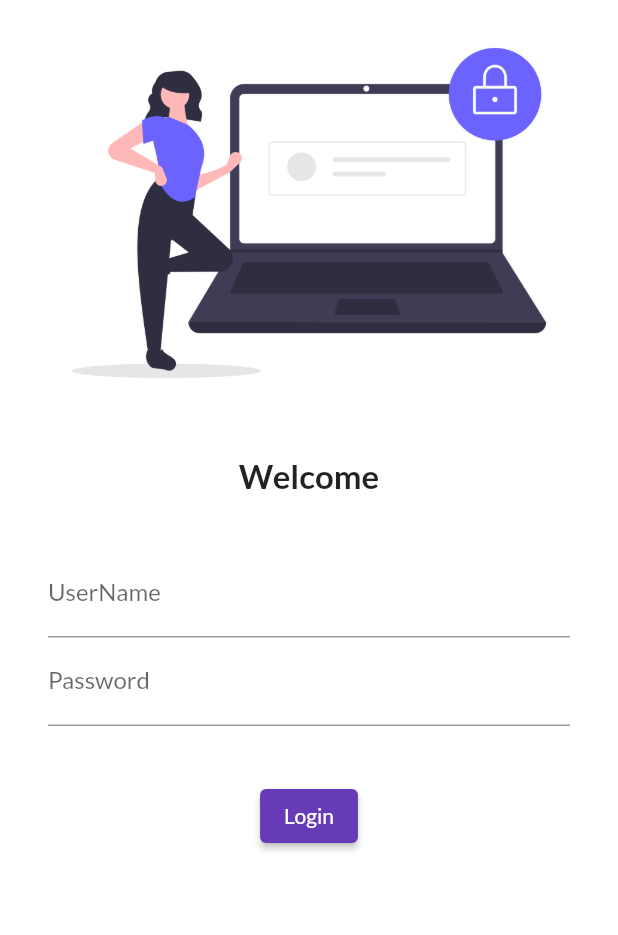
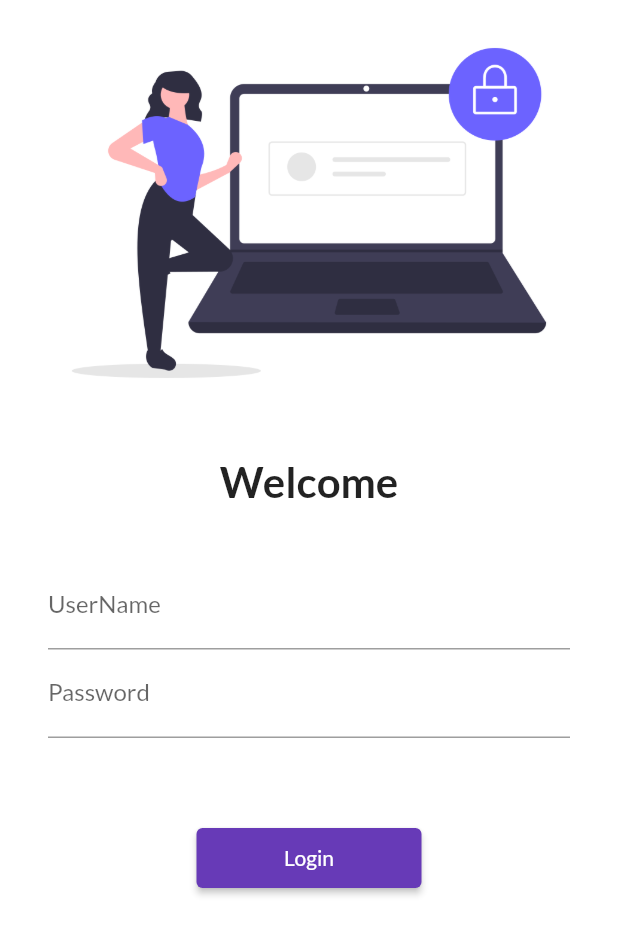
Before and after one commit to rohitzerofour/Catalog, a Flutter app: the screen it shows after launch, on a phone screen of 412 x 824 dp. Shown: the top 935 px of the screen. Run offline on Flutter 3.47's test engine with Material 2 defaults, Android fonts, the phone set to English and light mode, and no system bars; our stand-ins replace google_fonts.

Commit message:
day5 completed

```diff
--- a/lib/main.dart
+++ b/lib/main.dart
@@ -1,5 +1,6 @@
 import 'package:catalog/pages/home_page.dart';
 import 'package:catalog/pages/login_page.dart';
+import 'package:catalog/utils/routes.dart';
 import 'package:flutter/material.dart';
 import 'package:google_fonts/google_fonts.dart';
 
@@ -25,8 +26,8 @@ class MyApp extends StatelessWidget {
       // initialRoute: "/home",
       routes: {
         "/": (context) => LoginPage(),
-        "/home": (context) => HomePage(),
-        "/login": (context) => LoginPage(),
+        MyRoutes.homeRoute: (context) => HomePage(),
+        MyRoutes.loginRoute: (context) => LoginPage(),
       },
     );
   }
--- a/lib/pages/login_page.dart
+++ b/lib/pages/login_page.dart
@@ -2,6 +2,7 @@
 
 import 'dart:ui';
 
+import 'package:catalog/utils/routes.dart';
 import 'package:flutter/material.dart';
 
 class LoginPage extends StatelessWidget {
@@ -11,6 +12,7 @@ class LoginPage extends StatelessWidget {
   Widget build(BuildContext context) {
     return Material(
         color: Colors.white,
+        child: SingleChildScrollView(
           child: Column(
             children: [
               Image.asset(
@@ -23,7 +25,7 @@ class LoginPage extends StatelessWidget {
               Text(
                 "Welcome",
                 style: TextStyle(
-                fontSize: 22,
+                  fontSize: 28,
                   fontWeight: FontWeight.bold,
                 ),
               ),
@@ -31,8 +33,8 @@ class LoginPage extends StatelessWidget {
                 height: 20.0,
               ),
               Padding(
-              padding:
-                  const EdgeInsets.symmetric(vertical: 16.0, horizontal: 32.0),
+                padding: const EdgeInsets.symmetric(
+                    vertical: 16.0, horizontal: 32.0),
                 child: Column(
                   children: [
                     TextFormField(
@@ -52,16 +54,17 @@ class LoginPage extends StatelessWidget {
                 ),
               ),
               SizedBox(
-              height: 20.0,
+                height: 40.0,
               ),
               ElevatedButton(
                 child: Text("Login"),
-              style: TextButton.styleFrom(),
+                style: TextButton.styleFrom(minimumSize: Size(150, 40)),
                 onPressed: () {
-                print("hi codepur");
+                  Navigator.pushNamed(context, MyRoutes.homeRoute);
                 },
               ),
             ],
+          ),
         ));
   }
 }
--- /dev/null
+++ b/lib/utils/routes.dart
@@ -0,0 +1,5 @@
+class MyRoutes {
+  static String loginRoute = "/login";
+  static String homeRoute = "/home";
+
+}
```
Lines whose indentation alone changed are shown as unchanged.
